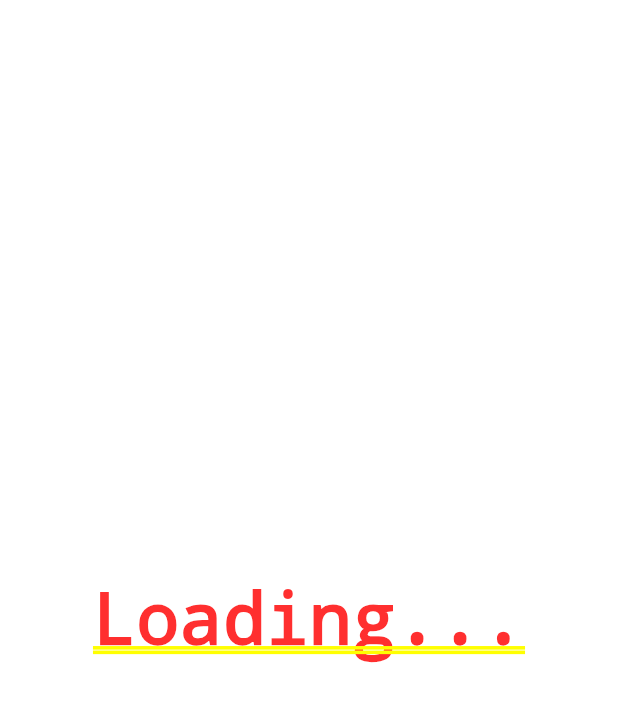
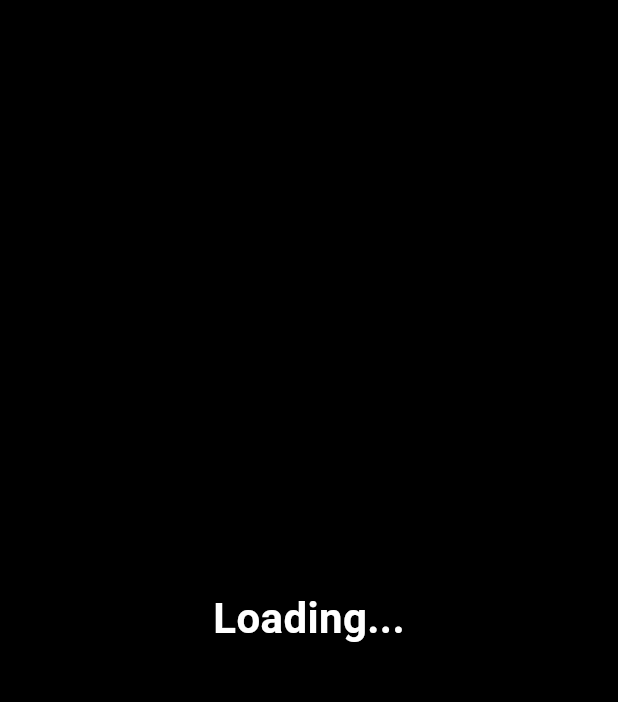
Before and after one commit to JonasLindinger/E2ee-for-WahatsApp-with-Waha-Rest-API, a Flutter app: the screen it shows after launch, on a phone screen of 412 x 824 dp. Shown: the top 702 px of the screen. Run offline on Flutter 3.47's test engine with Material 3 defaults, Android fonts, the phone set to English and light mode, and no system bars; our stand-ins replace shared_preferences; missing offline and left inert: dart:ffi; network calls fail.

Commit message:
add: better loading screen

```diff
--- a/lib/screens/connection.dart
+++ b/lib/screens/connection.dart
@@ -27,11 +27,21 @@ class _ConnectionScreenState extends State<ConnectionScreen> {
 
   @override
   Widget build(BuildContext context) {
-    return Center(
-        child:
-        qrCodeBytes == null ?
-          const Text("Loading...") :
+    return Scaffold(
+      backgroundColor: Colors.black,
+      body: Center(
+          child:
+          qrCodeBytes == null ?
+          const Text( // Todo: Make animation instead of Loading text
+            "Loading...",
+            style: TextStyle(
+              color: Colors.white,
+              fontWeight: FontWeight.bold,
+              fontSize: 28,
+            ),
+          ) :
           Image.memory(qrCodeBytes!)
+      ),
     );
   }
 
```
